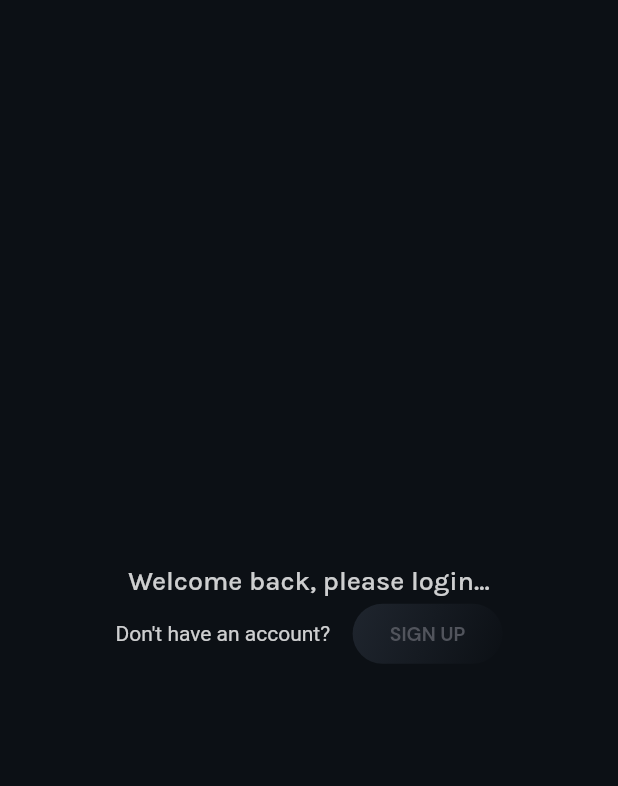
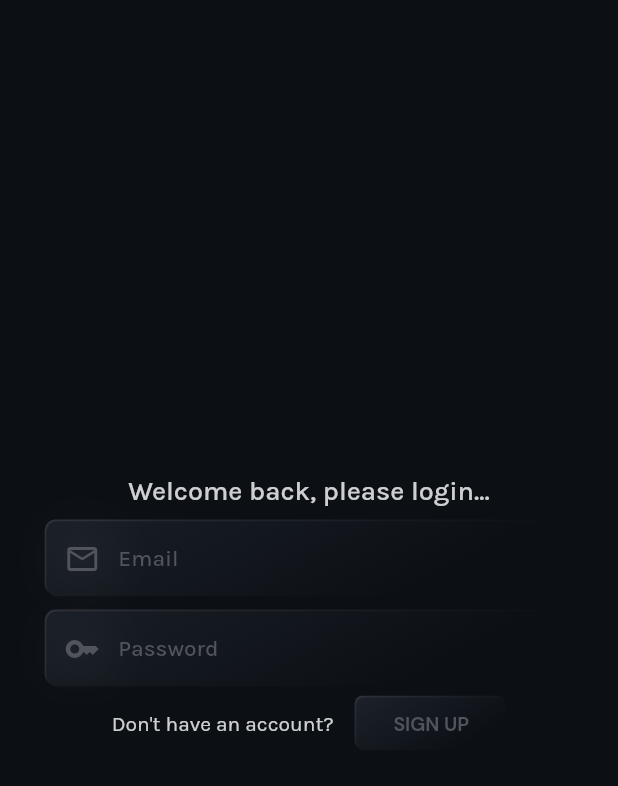
Before and after one commit to xdmg/Cade, a Flutter app: the screen it shows after launch, on a phone screen of 412 x 824 dp. Shown: the top 786 px of the screen. Run offline on Flutter 3.47's test engine with Material 2 defaults, Android fonts, the phone set to English and light mode, and no system bars.

```diff
--- /dev/null
+++ b/lib/Widgets/button.dart
@@ -0,0 +1,70 @@
+import 'package:flutter/cupertino.dart';
+import 'package:flutter/material.dart';
+
+class CustomButton extends StatelessWidget {
+  final String text;
+  final double radius;
+
+  const CustomButton({Key? key, required this.text, required this.radius})
+      : super(key: key);
+
+  @override
+  Widget build(BuildContext context) {
+    return Stack(
+      alignment: Alignment.center,
+      clipBehavior: Clip.none,
+      children: <Widget>[
+        Positioned(
+          bottom: 1.1,
+          right: 1.1,
+          child: Container(
+            width: 100,
+            height: 35,
+            decoration: BoxDecoration(
+              borderRadius: BorderRadius.circular(radius),
+              gradient: LinearGradient(
+                colors: [Color(0x9951545C), Color(0x0051545C)],
+                begin: Alignment(-1, -1),
+                end: Alignment(0.5, 0.1),
+                transform: GradientRotation(0.8),
+              ),
+            ),
+          ),
+        ),
+        Container(
+          width: 100,
+          height: 35,
+          decoration: BoxDecoration(
+            borderRadius: BorderRadius.circular(radius),
+            gradient: LinearGradient(
+              colors: [Color(0xff1f252e), Color(0xff0c1015)],
+              begin: Alignment(-1, -1),
+              end: Alignment(0.5, 0),
+              transform: GradientRotation(0.8),
+            ),
+          ),
+          child: TextButton(
+            // mainAxisAlignment: MainAxisAlignment.center,
+            // children: [
+            onPressed: () {},
+            child: Text(
+              text,
+              style: TextStyle(
+                color: const Color(0xff51545C),
+                fontFamily: 'DMSans',
+                fontSize: 13,
+                fontWeight: FontWeight.w700,
+              ),
+            ),
+            style: ButtonStyle(
+                overlayColor: MaterialStateProperty.all(Color(0x1affffff)),
+                shape: MaterialStateProperty.all<RoundedRectangleBorder>(
+                    RoundedRectangleBorder(
+                  borderRadius: BorderRadius.circular(radius),
+                ))),
+          ),
+        ),
+      ],
+    );
+  }
+}
--- /dev/null
+++ b/lib/Widgets/input.dart
@@ -0,0 +1,99 @@
+import 'package:flutter/cupertino.dart';
+import 'package:flutter/material.dart';
+
+class CustomTextField extends StatefulWidget {
+  final double radius;
+  final String text;
+  final IconData icon;
+
+  const CustomTextField(
+      {Key? key, required this.radius, required this.text, required this.icon})
+      : super(key: key);
+
+  @override
+  State<CustomTextField> createState() => _CustomTextFieldState();
+}
+
+class _CustomTextFieldState extends State<CustomTextField> {
+  final TextEditingController _textController = new TextEditingController();
+  bool showSendIcon = false;
+
+  TextEditingController getController() => _textController; //Function to get the text controller of this field;
+  void setSendIcon () {showSendIcon = true;} //Function to show the send icon if set so;
+  @override
+  Widget build(BuildContext context) {
+    return Stack(
+      alignment: Alignment.center,
+      clipBehavior: Clip.none,
+      children: <Widget>[
+        Positioned(
+          width: MediaQuery.of(context).size.width * 0.85,
+          height: 50,
+          bottom: 1.1,
+          right: 1.1,
+          child: Container(
+            decoration: BoxDecoration(
+              borderRadius: BorderRadius.circular(widget.radius),
+              gradient: LinearGradient(
+                colors: [Color(0x9951545C), Color(0x0051545C)],
+                begin: Alignment(-1, -1),
+                end: Alignment(0.5, 0.1),
+                transform: GradientRotation(0.8),
+              ),
+            ),
+          ),
+        ),
+        Container(
+          width: MediaQuery.of(context).size.width * 0.85,
+          height: 50,
+          alignment: Alignment.center,
+          decoration: BoxDecoration(
+            borderRadius: BorderRadius.circular(widget.radius),
+            gradient: LinearGradient(
+              colors: [Color(0xff1f252e), Color(0xff0c1015)],
+              begin: Alignment(-1, -1),
+              end: Alignment(0.3, 0),
+              transform: GradientRotation(0.97),
+            ),
+          ),
+          child: TextFormField(
+            controller: _textController,
+            onChanged: (text) {setState(() {});},
+            expands: true,
+            minLines: null,
+            maxLines: null,
+            cursorColor: Colors.grey,
+            style: TextStyle(
+              color: const Color(0x99ffffff),
+              fontFamily: 'Karla',
+              fontSize: 15,
+              fontWeight: FontWeight.w500,
+            ),
+            textAlignVertical: TextAlignVertical.center,
+            decoration: InputDecoration(
+              prefixIcon: Icon(widget.icon,
+                  shadows: <Shadow>[
+                    Shadow(color: Color(0x59ffffff), blurRadius: 45.0)
+                  ],
+                  color: Color(0xff51545C)),
+              suffixIcon: showSendIcon ? IconButton(
+                  icon: Icon(Icons.send, color: Color(0xffc97846)),
+                  onPressed: () {
+                    debugPrint('222');
+                  }):null,
+              contentPadding: EdgeInsets.symmetric(horizontal: 25),
+              hintText: widget.text,
+              hintStyle: TextStyle(
+                color: const Color(0xff51545C),
+                fontFamily: 'Karla',
+                fontSize: 15,
+                fontWeight: FontWeight.w500,
+              ),
+              border: InputBorder.none,
+            ),
+          ),
+        ),
+      ],
+    );
+  }
+}
--- a/lib/main.dart
+++ b/lib/main.dart
@@ -1,3 +1,5 @@
+import 'package:daily_coffee/Widgets/button.dart';
+import 'package:daily_coffee/Widgets/input.dart';
 import 'package:flutter/cupertino.dart';
 import 'package:flutter/material.dart';
 
@@ -16,19 +18,20 @@ class MyApp extends StatelessWidget {
       theme: ThemeData(
         primaryColor: const Color(0xffc97846),
         textTheme: TextTheme(
-          bodyText2:TextStyle(
+          bodyText2: TextStyle(
             color: const Color(0xccffffff),
           ),
         ),
         scaffoldBackgroundColor: const Color(0xff0c1015),
       ),
-      home: const Login(title: 'This is being changed'),
+      home: const Login(title: 'Login screen'),
     );
   }
 }
 
 class Login extends StatefulWidget {
   const Login({super.key, required this.title});
+
   final String title;
 
   @override
@@ -37,12 +40,6 @@ class Login extends StatefulWidget {
 
 class _LoginState extends State<Login> {
   int _counter = 0;
-
-  void _incrementCounter() {
-    setState(() {
-      _counter++;
-    });
-  }
 
   @override
   Widget build(BuildContext context) {
@@ -59,49 +56,27 @@ class _LoginState extends State<Login> {
                 fontFamily: 'Karla',
               ),
             ),
+            SizedBox(height: 10),
+            CustomTextField(
+                radius: 7, text: "Email", icon: Icons.email_outlined),
+            SizedBox(height: 10),
+            CustomTextField(
+                radius: 7, text: "Password", icon: Icons.key_outlined),
             SizedBox(
-              height: 50.0,
-              child: Row(
+                height: 50.0,
+                child: Row(
                   mainAxisAlignment: MainAxisAlignment.center,
                   children: [
                     const Text(
-                      "Don't have an account?"
+                      "Don't have an account?",
+                      style: TextStyle(
+                        fontFamily: 'Karla',
+                      ),
                     ),
                     SizedBox(width: 15),
-                    Container(
-                      child: InkWell(
-                        onTap: () {},
-                        child: Ink(
-                          width: 100,
-                          height: 40,
-                          decoration: BoxDecoration(
-                            borderRadius: BorderRadius.all(Radius.circular(20)),
-                            gradient: LinearGradient(
-                              colors: [Color(0xff1f252e), Color(0xff0c1015)],
-                              begin: Alignment.topLeft,
-                              end: Alignment.bottomRight,
-                            ),
-                          ),
-                          child: Row(
-                            mainAxisAlignment: MainAxisAlignment.center,
-                            children: [
-                              Text(
-                                'SIGN UP',
-                                style: TextStyle(
-                                  color: const Color(0xff51545C),
-                                  fontFamily: 'DMSans',
-                                  fontSize: 13,
-                                  fontWeight: FontWeight.w700,
-                                ),
-                              ),
-                            ],
-                          ),
-                        ),
-                      ),
-                    ),
+                    CustomButton(text: "SIGN UP", radius: 5.0),
                   ],
-                )
-             ),
+                )),
           ],
         ),
       ),
```
